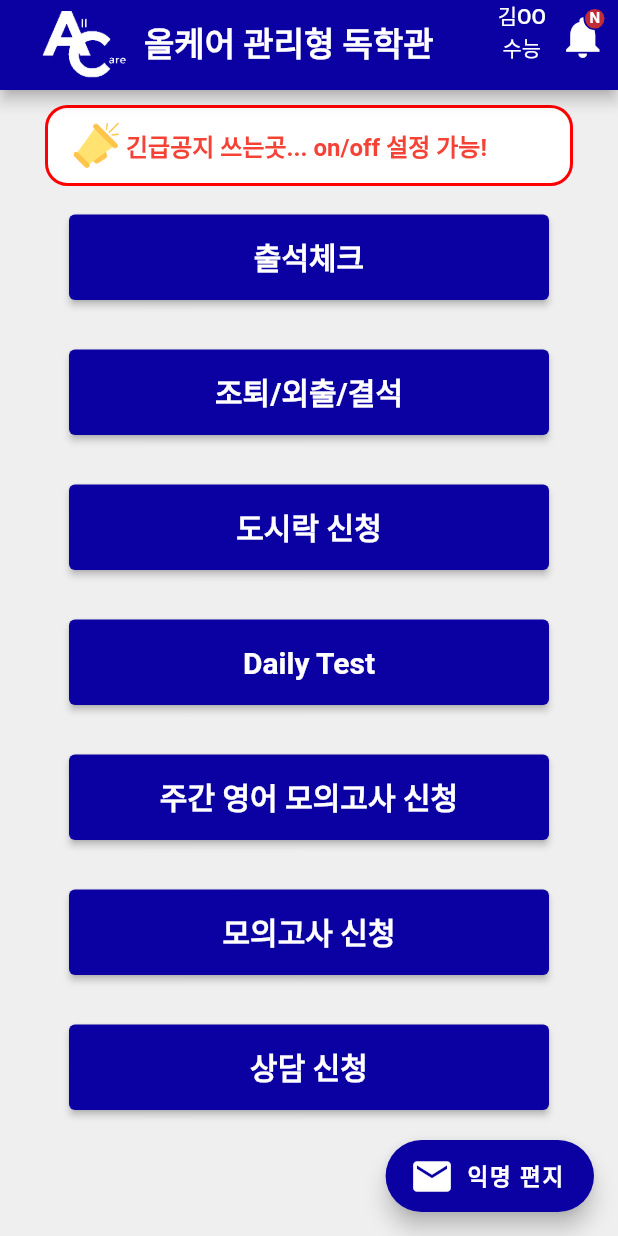
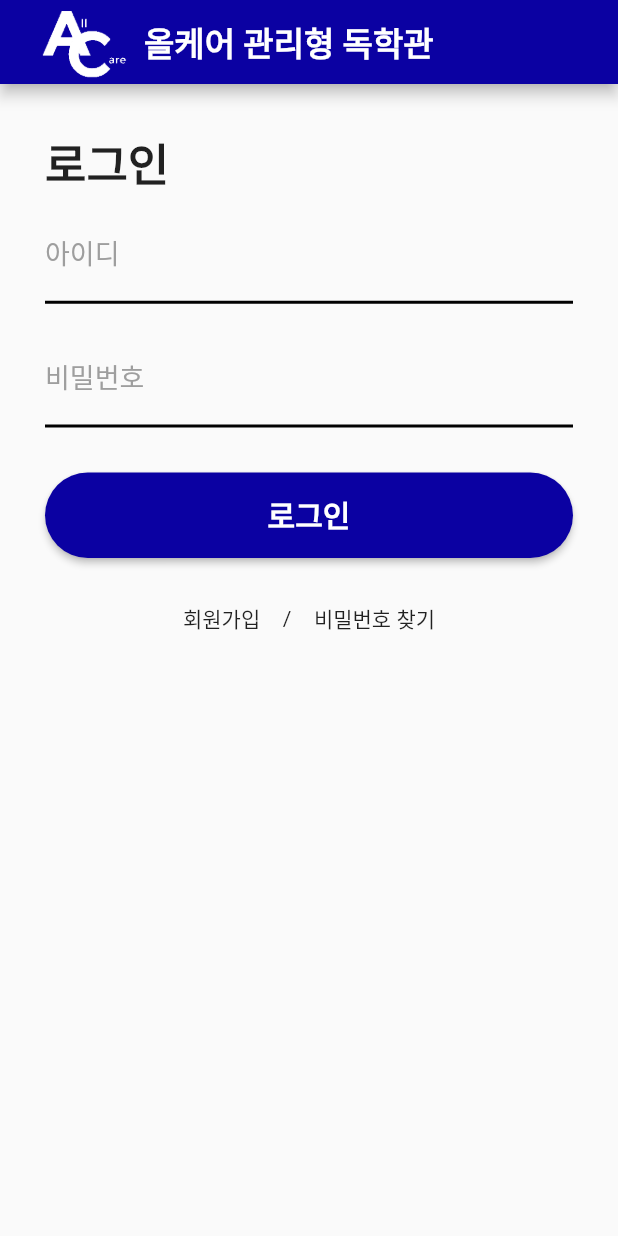
Before and after one commit to Jake6680/allcare, a Flutter app: the screen it shows after launch, on a phone screen of 412 x 824 dp. Run offline on Flutter 3.47's test engine with Material 2 defaults, Android fonts, the light colour scheme and no system bars; our stand-ins replace firebase_core, flutter_local_notifications, shared_preferences; missing offline and left inert: animated_overflow; accounts and stored records are empty.

Commit message:
login desgin clear! little left tomorrow

```diff
--- a/lib/pages/letter.dart
+++ b/lib/pages/letter.dart
@@ -129,7 +129,7 @@ class checkLetter extends StatelessWidget {
   void showSnackBar(BuildContext context) {
     final snackBar = SnackBar(
       content: Text('성공', textAlign: TextAlign.center, style: style.normalText),
-      backgroundColor: Colors.black,
+      backgroundColor: Colors.black.withOpacity(0.5),
       behavior: SnackBarBehavior.floating,
       shape: StadiumBorder(),
       width: 100,
@@ -147,7 +147,7 @@ class checkLetter extends StatelessWidget {
         ElevatedButton(onPressed: () {
           removeUserContent();
           showSnackBar(context);
-          Navigator.popUntil(context, ModalRoute.withName("/"));
+          Navigator.pushNamed(context, '/home');
         },
             style: ElevatedButton.styleFrom( shape: style.dialogCheckButton ),
             child: Text('보내기', style: style.dialogCheckText)
--- /dev/null
+++ b/lib/pages/login.dart
@@ -0,0 +1,152 @@
+import 'package:allcare/pages/register.dart';
+import 'package:flutter/material.dart';
+import 'package:flutter/cupertino.dart';
+import 'package:shared_preferences/shared_preferences.dart';
+import '../style.dart' as style;
+import './register.dart';
+
+
+class loginUI extends StatefulWidget {
+  loginUI({Key? key}) : super(key: key);
+
+  @override
+  State<loginUI> createState() => _loginUIState();
+}
+
+class _loginUIState extends State<loginUI> {
+  var logining = false;
+
+  getUserImformation() async{
+    var content = await SharedPreferences.getInstance();
+    var userID = content.getString('userID');
+    setState(() {
+      if (userID != null) {
+        var userPW = content.getString('userID');
+        logining = true;
+      }else{
+        logining = false;
+      }
+    });
+  }
+
+  setUserContent(userID, userPW) async{
+    var content = await SharedPreferences.getInstance();
+    content.setString('userID', userID);
+    content.setString('userPW', userPW);
+  }
+
+
+  @override
+  void initState() {
+    super.initState();
+    getUserImformation();
+    if (logining == true){
+      Future(() {
+        Navigator.of(context)
+            .pushNamedAndRemoveUntil('/home', (Route<dynamic> route) => false);
+      });
+    }
+  }
+
+  @override
+  Widget build(BuildContext context) {
+    return Scaffold(
+
+      appBar: AppBar(
+        centerTitle: true,
+        title: Row(
+          children: [
+            Image.asset('assets/Logo.png', width: 80),
+            Text('올케어 관리형 독학관'),
+          ],
+        ),
+      ),
+
+      body: loginBody(),
+
+    );
+  }
+}
+
+
+class loginBody extends StatefulWidget {
+  const loginBody({Key? key}) : super(key: key);
+
+  @override
+  State<loginBody> createState() => _loginBodyState();
+}
+
+class _loginBodyState extends State<loginBody> {
+  var fieldID = TextEditingController();
+  var fieldPW = TextEditingController();
+
+  @override
+  Widget build(BuildContext context) {
+    return Container(
+      padding: EdgeInsets.all(30),
+      child: Column(
+        mainAxisAlignment: MainAxisAlignment.start,
+        crossAxisAlignment: CrossAxisAlignment.start,
+        children: [
+          Text('로그인', style: TextStyle( fontWeight: FontWeight.bold, fontSize: 30 ),),
+          Container(
+            padding: EdgeInsets.fromLTRB(0, 10, 0, 20),
+            child: TextField(
+                textInputAction: TextInputAction.next,
+                controller: fieldID,
+                style: style.letterMainText,
+                decoration: InputDecoration(
+                  labelText: '아이디',
+                  labelStyle: TextStyle( color: Colors.grey, fontWeight: FontWeight.w500 ),
+                  enabledBorder: UnderlineInputBorder( borderSide: BorderSide(width: 2, color: Colors.black),),
+                  focusedBorder: UnderlineInputBorder( borderSide: BorderSide(width: 2, color: Colors.black),),
+              ),
+            ),
+          ),
+          TextField(
+              obscureText: true,
+              controller: fieldPW,
+              style: style.letterMainText,
+              decoration: InputDecoration(
+                labelText: '비밀번호',
+                labelStyle: TextStyle( color: Colors.grey, fontWeight: FontWeight.w500 ),
+                enabledBorder: UnderlineInputBorder( borderSide: BorderSide(width: 2, color: Colors.black),),
+                focusedBorder: UnderlineInputBorder( borderSide: BorderSide(width: 2, color: Colors.black),),
+              ),
+            ),
+          Container(
+            margin: EdgeInsets.fromLTRB(0, 30, 0, 30),
+            height: 57,
+            width: double.infinity,
+            child: ElevatedButton(
+              onPressed: (){},
+              style: ElevatedButton.styleFrom(
+                shape: RoundedRectangleBorder(
+                  borderRadius: BorderRadius.circular(30.0),
+                ),
+              ),
+              child: Text('로그인',style: style.normalText),
+            ),
+          ),
+          Row(
+            mainAxisAlignment: MainAxisAlignment.center,
+            children: [
+              GestureDetector(
+                child: Text('회원가입'),
+                onTap: (){Navigator.push(context, CupertinoPageRoute(builder: (c) => registerUI() ));},
+              ),
+              Container(
+                  margin: EdgeInsets.fromLTRB(15, 0, 15, 0),
+                  child: Text('/')
+              ),
+              GestureDetector(
+                child: Text('비밀번호 찾기'),
+                onTap: (){Navigator.push(context, CupertinoPageRoute(builder: (c) => registerUI() ));},
+              ),
+            ],
+          )
+        ],
+      ),
+    );
+  }
+}
--- a/lib/style.dart
+++ b/lib/style.dart
@@ -17,12 +17,13 @@ var theme = ThemeData(
 
 );
 
-var barText = TextStyle(color:Color(0xffffffff), fontWeight: FontWeight.w500);
-var normalText = TextStyle(color:Color(0xffffffff), fontSize: 20, fontWeight: FontWeight.w600 );
-var normalTextDark = TextStyle(color:Color(0xff000000), fontSize: 20, fontWeight: FontWeight.w600 );
-var floatingText = TextStyle(fontSize: 15, fontWeight: FontWeight.w600);
-var letterMainText = TextStyle( fontSize: 18, fontWeight: FontWeight.w400 );
-var dialogCheckButton = RoundedRectangleBorder(borderRadius: BorderRadius.all(Radius.circular(20)));
-var dialogCheckText = TextStyle(fontSize: 17, fontWeight: FontWeight.w600);
-var speakerText = TextStyle(color: Colors.red, fontSize: 16, fontWeight: FontWeight.bold);
-var noticeIconText = TextStyle(fontSize: 10,fontWeight: FontWeight.w600);
+final barText = TextStyle(color:Color(0xffffffff), fontWeight: FontWeight.w500);
+final normalText = TextStyle(color:Color(0xffffffff), fontSize: 20, fontWeight: FontWeight.w600 );
+final normalTextDark = TextStyle(color:Color(0xff000000), fontSize: 20, fontWeight: FontWeight.w600 );
+final floatingText = TextStyle(fontSize: 15, fontWeight: FontWeight.w600);
+final letterMainText = TextStyle( fontSize: 18, fontWeight: FontWeight.w400 );
+final dialogCheckButton = RoundedRectangleBorder(borderRadius: BorderRadius.all(Radius.circular(20)));
+final dialogCheckText = TextStyle(fontSize: 17, fontWeight: FontWeight.w600);
+final dropDownBoxText = TextStyle(fontSize: 15, fontWeight: FontWeight.w600, color: Colors.black);
+final speakerText = TextStyle(color: Colors.red, fontSize: 16, fontWeight: FontWeight.bold);
+final noticeIconText = TextStyle(fontSize: 10,fontWeight: FontWeight.w600);
--- a/pubspec.yaml
+++ b/pubspec.yaml
@@ -38,6 +38,7 @@ dependencies:
   firebase_core: ^2.4.1
   firebase_auth: ^4.2.5
   cloud_firestore: ^4.3.1
+  fluttertoast: ^8.0.0
 
   # The following adds the Cupertino Icons font to your application.
   # Use with the CupertinoIcons class for iOS style icons.
```
Also changed, not shown: lib/main.dart (+12 -5 lines), lib/pages/register.dart (added, +248 -0 lines), pubspec.lock.
